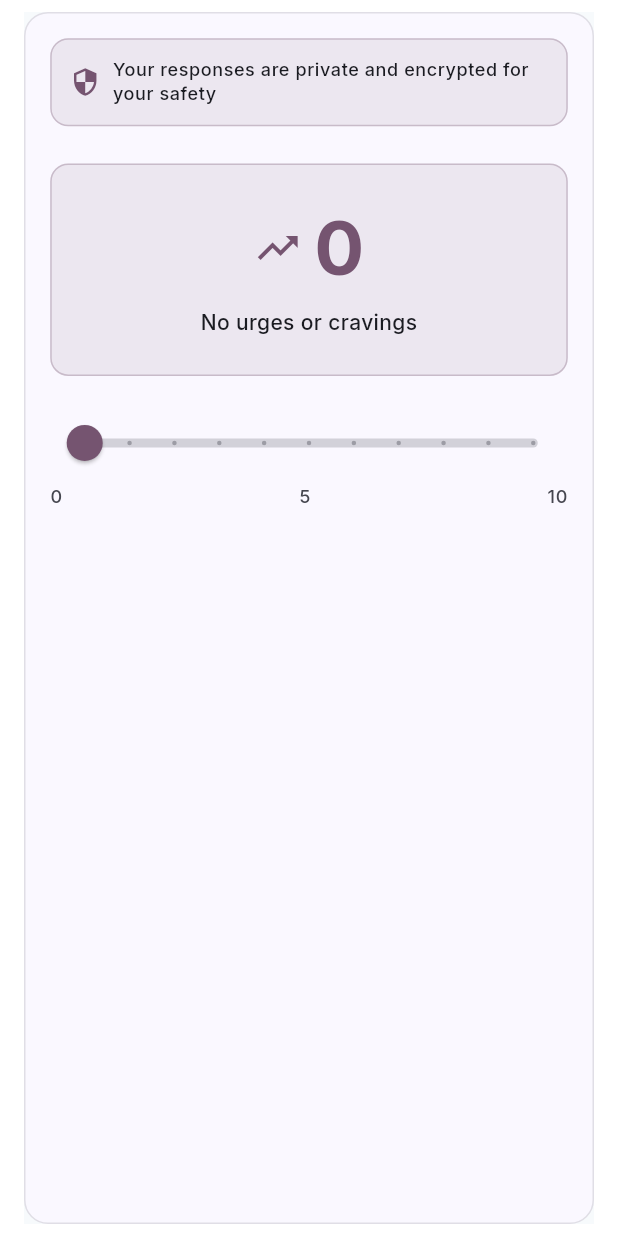
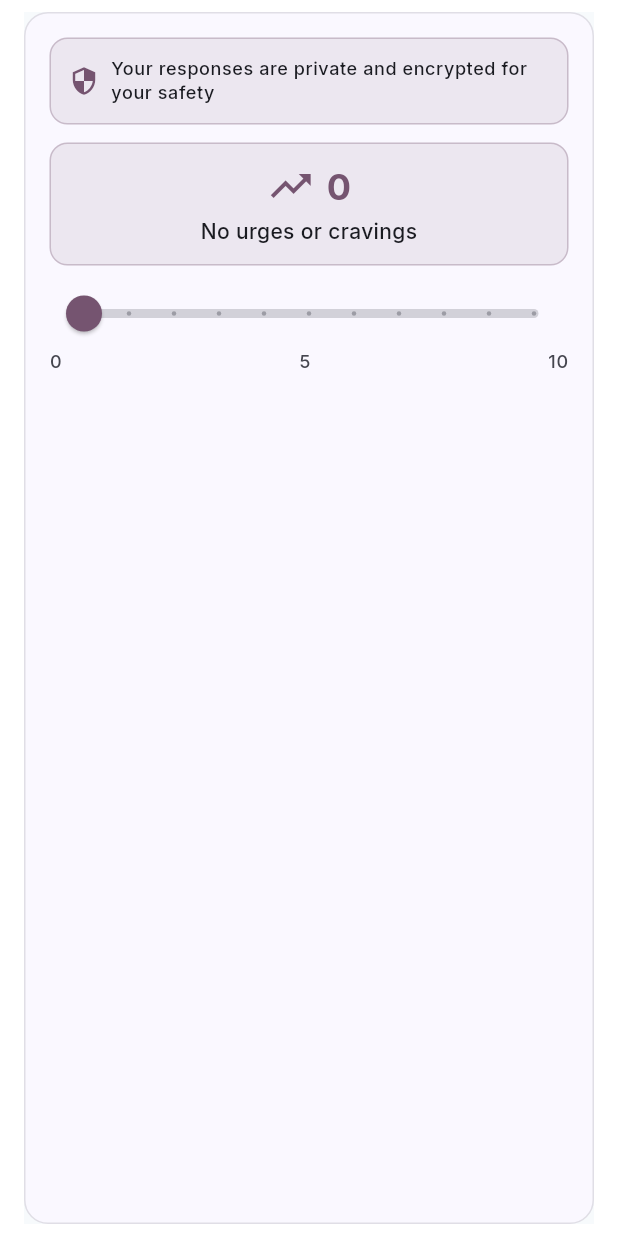
Before and after one commit to louisworkapp/ur4more-whole-wellness, a Flutter app: the UrgeIntensityWidget widget shown alone on an empty page, opened directly with empty values, on a phone screen of 412 x 824 dp. Run offline on Flutter 3.47's test engine with Material 3 defaults, Android fonts, the light colour scheme and no system bars; our stand-ins replace cached_network_image, connectivity_plus, flutter_slidable, flutter_svg, fluttertoast, google_fonts and 5 more; accounts and stored records are empty.

Commit message:
refactor(ui): fix Sizer units in daily check-in screen and widgets
- Replace .w and .h units with AppSpace tokens in daily check-in screen
- Fix urge intensity widget with proper spacing and clamped text sizes
- Remove Sizer dependencies from daily check-in components
- Address overflow issues caused by scaling units
- Maintain visual consistency with fixed DP values

```diff
--- a/ur4more_wellness/lib/presentation/daily_check_in_screen/widgets/urge_intensity_widget.dart
+++ b/ur4more_wellness/lib/presentation/daily_check_in_screen/widgets/urge_intensity_widget.dart
@@ -1,7 +1,8 @@
 import 'package:flutter/material.dart';
-import 'package:sizer/sizer.dart';
+import 'dart:math' as math;
 
 import '../../../core/app_export.dart';
+import '../../../design/tokens.dart';
 import '../../../widgets/custom_icon_widget.dart';
 
 class UrgeIntensityWidget extends StatefulWidget {
@@ -40,7 +41,7 @@ class _UrgeIntensityWidgetState extends State<UrgeIntensityWidget> {
     final theme = Theme.of(context);
 
     return Container(
-      padding: EdgeInsets.all(4.w),
+      padding: EdgeInsets.all(AppSpace.x4),
       decoration: BoxDecoration(
         color: theme.colorScheme.surface,
         borderRadius: BorderRadius.circular(16),
@@ -53,7 +54,7 @@ class _UrgeIntensityWidgetState extends State<UrgeIntensityWidget> {
         children: [
           // Privacy notice
           Container(
-            padding: EdgeInsets.all(3.w),
+            padding: EdgeInsets.all(AppSpace.x3),
             decoration: BoxDecoration(
               color: theme.colorScheme.tertiary.withOpacity( 0.1),
               borderRadius: BorderRadius.circular(12),
@@ -68,7 +69,7 @@ class _UrgeIntensityWidgetState extends State<UrgeIntensityWidget> {
                   color: theme.colorScheme.tertiary,
                   size: 20,
                 ),
-                SizedBox(width: 2.w),
+                SizedBox(width: AppSpace.x2),
                 Expanded(
                   child: Text(
                     'Your responses are private and encrypted for your safety',
@@ -81,12 +82,12 @@ class _UrgeIntensityWidgetState extends State<UrgeIntensityWidget> {
               ],
             ),
           ),
-          SizedBox(height: 3.h),
+          SizedBox(height: AppSpace.x3),
 
           // Current urge level display
           Container(
             width: double.infinity,
-            padding: EdgeInsets.symmetric(horizontal: 4.w, vertical: 3.h),
+            padding: EdgeInsets.symmetric(horizontal: AppSpace.x4, vertical: AppSpace.x3),
             decoration: BoxDecoration(
               color: _getUrgeColor(widget.urgeLevel).withOpacity( 0.1),
               borderRadius: BorderRadius.circular(12),
@@ -104,18 +105,18 @@ class _UrgeIntensityWidgetState extends State<UrgeIntensityWidget> {
                       color: _getUrgeColor(widget.urgeLevel),
                       size: 32,
                     ),
-                    SizedBox(width: 2.w),
+                    SizedBox(width: AppSpace.x2),
                     Text(
                       widget.urgeLevel.round().toString(),
                       style: theme.textTheme.headlineLarge?.copyWith(
                         color: _getUrgeColor(widget.urgeLevel),
                         fontWeight: FontWeight.w700,
-                        fontSize: 36.sp,
+                        fontSize: math.min(36.0, 24),
                       ),
                     ),
                   ],
                 ),
-                SizedBox(height: 1.h),
+                SizedBox(height: AppSpace.x1),
                 Text(
                   _getUrgeDescription(widget.urgeLevel),
                   textAlign: TextAlign.center,
@@ -127,7 +128,7 @@ class _UrgeIntensityWidgetState extends State<UrgeIntensityWidget> {
               ],
             ),
           ),
-          SizedBox(height: 3.h),
+          SizedBox(height: AppSpace.x3),
 
           // Urge/craving slider
           SliderTheme(
@@ -150,7 +151,7 @@ class _UrgeIntensityWidgetState extends State<UrgeIntensityWidget> {
               onChanged: widget.onChanged,
             ),
           ),
-          SizedBox(height: 1.h),
+          SizedBox(height: AppSpace.x1),
 
           // Scale markers
           Row(
@@ -176,12 +177,12 @@ class _UrgeIntensityWidgetState extends State<UrgeIntensityWidget> {
               ),
             ],
           ),
-          SizedBox(height: 2.h),
+          SizedBox(height: AppSpace.x2),
 
           // High urge support message
           if (widget.urgeLevel >= 7) ...[
             Container(
-              padding: EdgeInsets.all(3.w),
+              padding: EdgeInsets.all(AppSpace.x3),
               decoration: BoxDecoration(
                 color: theme.colorScheme.error.withOpacity( 0.1),
                 borderRadius: BorderRadius.circular(12),
@@ -196,7 +197,7 @@ class _UrgeIntensityWidgetState extends State<UrgeIntensityWidget> {
                     color: theme.colorScheme.error,
                     size: 20,
                   ),
-                  SizedBox(width: 2.w),
+                  SizedBox(width: AppSpace.x2),
                   Expanded(
                     child: Text(
                       'Strong urges detected. Consider reaching out for support or using coping strategies.',
```
Also changed, not shown: ur4more_wellness/lib/presentation/daily_check_in_screen/daily_check_in_screen.dart (+12 -12 lines).
